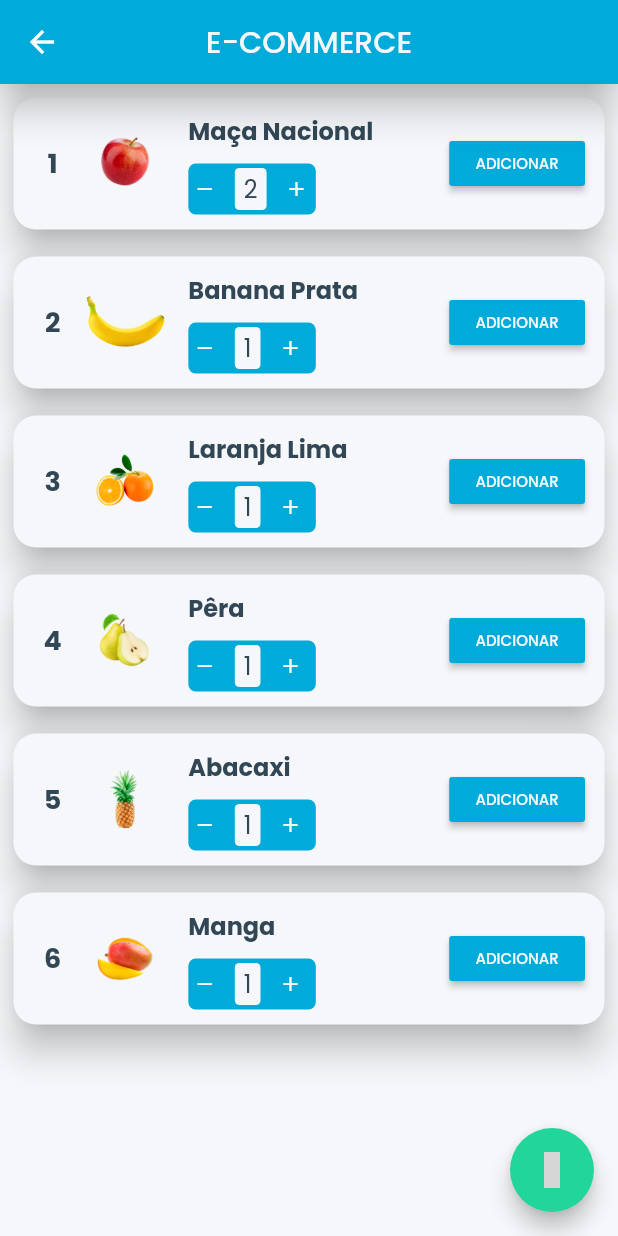
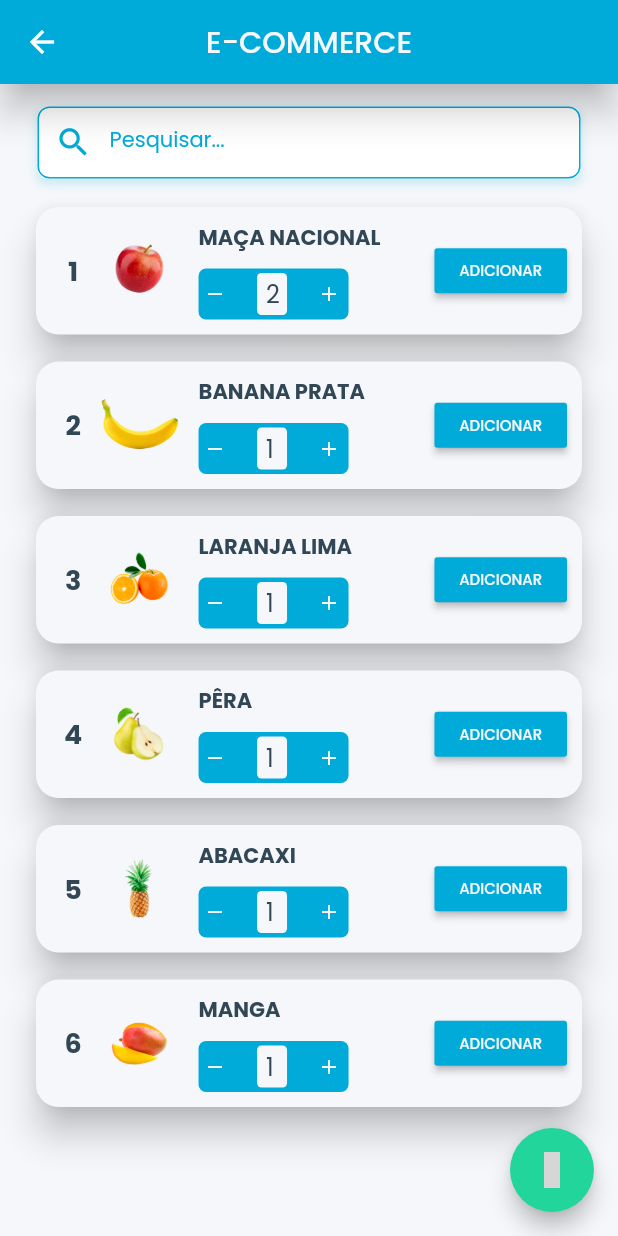
Before and after one commit to joaopaulonborges/desafioFramework, a Flutter app: the VwHome screen opened directly, after a tap on the "add" icon, on a phone screen of 412 x 824 dp. Run offline on Flutter 3.47's test engine with Material 2 defaults, Android fonts, the phone set to English and light mode, and no system bars; our stand-ins replace fluro, flutter_mobx, fluttertoast, get_it, material_design_icons_flutter, mobx and 1 more; missing offline and left inert: flutter_full_pdf_viewer; generated files the repository leaves out were written again; statements that could not run were skipped; grey boxes are pictures that could not be loaded.

Commit message:
segundo commit

```diff
--- a/lib/Controller/HomeController.dart
+++ b/lib/Controller/HomeController.dart
@@ -7,23 +7,35 @@ class HomeController = HomeControllerBase with _$HomeController;
 abstract class HomeControllerBase with Store {
 
   @observable
-  ObservableList<Produto> listaProdutos = new List<Produto>().asObservable();
+  List<Produto> listaProdutos = new List<Produto>();
 
   @observable
-  ObservableList<Produto> listaPesquisaProdutos = new List<Produto>().asObservable();
+  List<Produto> listaPesquisaProdutos = new List<Produto>();
 
   @action
   carregarProdutos() {
-    listaProdutos.add(new Produto("1", "Maça Nacional", "maca.png"));
-    listaProdutos.add(new Produto("2", "Banana Prata", "banana.png"));
-    listaProdutos.add(new Produto("3", "Laranja Lima", "laranja.png"));
-    listaProdutos.add(new Produto("4", "Pêra", "pera.png"));
-    listaProdutos.add(new Produto("5", "Abacaxi", "abacaxi.png"));
-    listaProdutos.add(new Produto("6", "Manga", "manga.png"));
+    listaProdutos.add(new Produto("1", "MAÇA NACIONAL", "maca.png"));
+    listaProdutos.add(new Produto("2", "BANANA PRATA", "banana.png"));
+    listaProdutos.add(new Produto("3", "LARANJA LIMA", "laranja.png"));
+    listaProdutos.add(new Produto("4", "PÊRA", "pera.png"));
+    listaProdutos.add(new Produto("5", "ABACAXI", "abacaxi.png"));
+    listaProdutos.add(new Produto("6", "MANGA", "manga.png"));
+    listaPesquisaProdutos.addAll(listaProdutos);
   }
 
   @action
   pesquisarProduto(String value) {
-
+    List<Produto> lista = new List<Produto>();
+    if (value != "") {
+      for (var i in listaProdutos) {
+        if (i.nome.contains(value) || i.nome.contains(value.toUpperCase())) {
+          lista.add(i);
+        }
+      }
+      listaPesquisaProdutos = lista;
+    }
+    else {
+      listaPesquisaProdutos = listaProdutos;
+    }
   }
 }
--- a/lib/Util/Strings.dart
+++ b/lib/Util/Strings.dart
@@ -16,4 +16,7 @@ class Strings{
   static const tituloFalhaLogin = "Falha de login";
   static const subtituloFalhaLogin = "E-mail ou senha incorretos";
   static const labelCarrinhoVazio = "Carrinho vazio";
+  static const labelPesquisar = "Pesquisar...";
+  static const tituloFalhaCheckout = "Falha de checkout";
+  static const subtituloFalhaCheckout = "Seu carrinho está vazio";
 }
--- a/lib/Util/TamanhoFontes.dart
+++ b/lib/Util/TamanhoFontes.dart
@@ -14,7 +14,7 @@ class TamanhoFontes {
   static double pequena(context) {
     return getValueForScreenType<double>(
       context: context,
-      mobile: 16,
+      mobile: 14,
       tablet: 14,
       desktop: 14,
     ).floorToDouble();
--- a/lib/View/VwCarrinho.dart
+++ b/lib/View/VwCarrinho.dart
@@ -3,6 +3,7 @@ import 'package:desafioframework/Controller/CarrinhoController.dart';
 import 'package:desafioframework/Util/Cores.dart';
 import 'package:desafioframework/Util/Strings.dart';
 import 'package:desafioframework/Util/TamanhoFontes.dart';
+import 'package:desafioframework/Widget/Alerta.dart';
 import 'package:desafioframework/Widget/CardCarrinho.dart';
 import 'package:flutter/cupertino.dart';
 import 'package:flutter/material.dart';
@@ -112,6 +113,9 @@ class _VwCarrinhoState extends State<VwCarrinho> {
           if(carrinhoController.listaItens.length != 0){
             await _pdfCheckout();
           }
+          else{
+            Alerta.exibirAlert(context, Strings.tituloFalhaCheckout, Strings.subtituloFalhaCheckout);
+          }
         },
         child: const Icon(
           MdiIcons.file,
--- a/lib/View/VwHome.dart
+++ b/lib/View/VwHome.dart
@@ -3,6 +3,7 @@ import 'package:desafioframework/Util/Cores.dart';
 import 'package:desafioframework/Util/Strings.dart';
 import 'package:desafioframework/Util/TamanhoFontes.dart';
 import 'package:desafioframework/Widget/CardProduto.dart';
+import 'package:desafioframework/Widget/InputComLabel.dart';
 import 'package:flutter/cupertino.dart';
 import 'package:flutter/material.dart';
 import 'package:flutter/services.dart';
@@ -17,6 +18,7 @@ class VwHome extends StatefulWidget {
 
 class _VwHomeState extends State<VwHome> {
   var homeController = GetIt.I.get<HomeController>();
+  TextEditingController _controller = TextEditingController();
 
   @override
   void initState() {
@@ -43,25 +45,47 @@ class _VwHomeState extends State<VwHome> {
         elevation: 10.0,
       ),
       body: SingleChildScrollView(
+        child: Padding(
+          padding: EdgeInsets.all(15.0),
           child: Column(
             mainAxisAlignment: MainAxisAlignment.start,
             crossAxisAlignment: CrossAxisAlignment.center,
             children: [
+              InputComLabel(
+                textInputType: TextInputType.text,
+                icone: Icons.search,
+                iconeSenha: false,
+                readOnly: false,
+                placeholder: null,
+                label: Strings.labelPesquisar,
+                tamanhoIcone: 25.0,
+                alterarTexto: (value) {
+                  homeController.pesquisarProduto(value);
+                },
+                controller: _controller,
+                habilitarInput: true,
+                senha: false,
+                textoErro: null,
+              ),
+              SizedBox(
+                height: 10.0,
+              ),
               Observer(builder: (_) {
                 return ListView.builder(
                   scrollDirection: Axis.vertical,
                   shrinkWrap: true,
                   physics: ScrollPhysics(),
-                itemCount: homeController.listaProdutos.length,
+                  itemCount: homeController.listaPesquisaProdutos.length,
                   itemBuilder: (context, index) {
                     return CardProduto(
-                    produto: homeController.listaProdutos[index],
+                      produto: homeController.listaPesquisaProdutos[index],
                       index: index,
                     );
                   },
                 );
               }),
             ],
+          ),
         ),
       ),
       floatingActionButton: FloatingActionButton(
--- a/lib/View/VwLogin.dart
+++ b/lib/View/VwLogin.dart
@@ -18,24 +18,19 @@ class _VwLoginState extends State<VwLogin> {
   var loginController = GetIt.I.get<LoginController>();
   TextEditingController emailController = TextEditingController();
   TextEditingController senhaController = TextEditingController();
+  bool _senhaVisivel;
+
+  @override
+  void initState() {
+    super.initState();
+    _senhaVisivel = true;
+  }
 
   @override
   Widget build(BuildContext context) {
     return Scaffold(
-      appBar: AppBar(
-        title: Text(
-          Strings.tituloTelaLogin,
-          style: TextStyle(
-            fontSize: TamanhoFontes.grande(context),
-            color: Cores.corFundo,
-          ),
-          overflow: TextOverflow.clip,
-        ),
-        centerTitle: true,
-        backgroundColor: Cores.corPrimaria,
-      ),
       body: Padding(
-        padding: EdgeInsets.all(10),
+        padding: EdgeInsets.all(10.0),
         child: Center(
           child: SingleChildScrollView(
             child: Column(
@@ -74,12 +69,25 @@ class _VwLoginState extends State<VwLogin> {
                 ),
                 Container(
                   padding: EdgeInsets.fromLTRB(10, 10, 10, 0),
-                  child: TextField(
-                    obscureText: true,
+                  child: TextFormField(
+                    obscureText: _senhaVisivel,
                     controller: senhaController,
                     decoration: InputDecoration(
                       border: OutlineInputBorder(),
                       labelText: Strings.labelLoginSenha,
+                      suffixIcon: IconButton(
+                        icon: Icon(
+                          _senhaVisivel ?
+                          Icons.visibility
+                          : Icons.visibility_off,
+                          color: Cores.corPrimaria,
+                        ),
+                        onPressed: () {
+                          setState(() {
+                            _senhaVisivel = !_senhaVisivel;
+                          });
+                        },
+                      ),
                     ),
                   ),
                 ),
@@ -89,8 +97,9 @@ class _VwLoginState extends State<VwLogin> {
                 Observer(builder: (_){
                   return loginController.loading ?
                     Container(
-                      constraints: BoxConstraints(maxHeight: 75),
-                      height: TamanhoTela.height(context, 0.2),
+                      height: 50,
+                      width: TamanhoTela.height(context, 0.8),
+                      padding: EdgeInsets.fromLTRB(10, 0, 10, 0),
                       child: Center(
                         child: CircularProgressIndicator(
                           valueColor: new AlwaysStoppedAnimation<Color>(Cores.corPrimaria),
--- a/lib/Widget/CardCarrinho.dart
+++ b/lib/Widget/CardCarrinho.dart
@@ -79,7 +79,7 @@ class _CardCarrinhoState extends State<CardCarrinho> {
                       height: 10.0,
                     ),
                     Container(
-                      width: 85.0,
+                      width: 100.0,
                       padding: EdgeInsets.all(3),
                       decoration: BoxDecoration(
                           borderRadius: BorderRadius.circular(5),
@@ -101,7 +101,8 @@ class _CardCarrinhoState extends State<CardCarrinho> {
                             ),
                           ),
                           Container(
-                            margin: EdgeInsets.symmetric(horizontal: 12),
+                            width: 20.0,
+                            margin: EdgeInsets.symmetric(horizontal: 20),
                             padding:
                             EdgeInsets.symmetric(horizontal: 6, vertical: 2),
                             decoration: BoxDecoration(
--- a/lib/Widget/CardProduto.dart
+++ b/lib/Widget/CardProduto.dart
@@ -80,7 +80,7 @@ class _CardProdutoState extends State<CardProduto> {
                       height: 10.0,
                     ),
                     Container(
-                      width: 85.0,
+                      width: 100.0,
                       padding: EdgeInsets.all(3),
                       decoration: BoxDecoration(
                           borderRadius: BorderRadius.circular(5),
@@ -102,7 +102,8 @@ class _CardProdutoState extends State<CardProduto> {
                             ),
                           ),
                           Container(
-                            margin: EdgeInsets.symmetric(horizontal: 12),
+                            width: 20.0,
+                            margin: EdgeInsets.symmetric(horizontal: 20),
                             padding:
                             EdgeInsets.symmetric(horizontal: 6, vertical: 2),
                             decoration: BoxDecoration(
@@ -143,7 +144,7 @@ class _CardProdutoState extends State<CardProduto> {
               Expanded(
                 child: Container(
                   height: 30,
-                  padding: EdgeInsets.fromLTRB(3, 0, 3, 0),
+                  padding: EdgeInsets.all(0.0),
                   child: RaisedButton(
                     textColor: Cores.corFundo,
                     color: Cores.corPrimaria,
--- /dev/null
+++ b/lib/Widget/InputComLabel.dart
@@ -0,0 +1,100 @@
+import 'package:desafioframework/Util/Cores.dart';
+import 'package:desafioframework/Util/TamanhoFontes.dart';
+import 'package:desafioframework/Widget/SombraCorPrimaria.dart';
+import 'package:flutter/material.dart';
+import 'package:flutter/widgets.dart';
+
+class InputComLabel extends StatefulWidget {
+  final String label;
+  final String placeholder;
+  final IconData icone;
+  final double tamanhoIcone;
+  final String textoErro;
+  final Function alterarTexto;
+  final bool habilitarInput;
+  final bool senha;
+  final bool iconeSenha;
+  final bool readOnly;
+  final FocusNode focusNode;
+  final TextInputType textInputType;
+  final TextEditingController controller;
+  const InputComLabel({Key key, this.label, this.placeholder, this.icone, this.tamanhoIcone, this.textoErro, this.alterarTexto, this.habilitarInput, this.senha, this.controller, this.iconeSenha, this.readOnly, this.focusNode, this.textInputType}) : super(key: key);
+
+  @override
+  _InputComLabelState createState() => _InputComLabelState();
+}
+
+class _InputComLabelState extends State<InputComLabel> {
+  bool focado = false;
+
+  @override
+  void initState() {
+    super.initState();
+  }
+
+  @override
+  Widget build(BuildContext context) {
+    return Padding(
+      padding: EdgeInsets.symmetric(horizontal: 10.0),
+      child: Column(
+        crossAxisAlignment: CrossAxisAlignment.start,
+        children: [
+          SombraCorPrimaria(
+            arredondamento: 6.0,
+            child: TextField(
+              keyboardType: this.widget.textInputType,
+              showCursor: true,
+              readOnly: this.widget.readOnly,
+              autofocus: false,
+              focusNode: this.widget.focusNode,
+              textInputAction: TextInputAction.done,
+              controller: this.widget.controller ?? null,
+              enabled: this.widget.habilitarInput,
+              style: TextStyle(fontSize: TamanhoFontes.pequena(context)),
+              onChanged: (value) => this.widget.alterarTexto(value),
+              textAlignVertical: TextAlignVertical.center,
+              decoration: InputDecoration(
+                contentPadding: EdgeInsets.only(left: 10.0),
+                labelText: this.widget.label ?? null,
+                labelStyle: TextStyle(
+                  fontSize: TamanhoFontes.pequena(context),
+                  height: focado ? 0.5 : null,
+                  fontWeight: focado ? FontWeight.w500 : FontWeight.w400,
+                  color: Cores.corPrimaria,
+                ),
+                prefixIcon: this.widget.icone != null
+                    ? Icon(this.widget.icone,
+                    color: focado
+                        ? Cores.corPrimaria
+                        : Cores.corPrimaria,
+                    size: this.widget.tamanhoIcone)
+                    : null,
+                focusedBorder: border(context, 1.0),
+                enabledBorder: border(context, 1.0),
+                border: border(context, 1.0),
+                hintText: this.widget.placeholder ?? null,
+                errorStyle: TextStyle(fontSize: TamanhoFontes.micro(context)),
+                errorBorder: border(context, 0.5),
+                focusedErrorBorder: border(context, 1.0),
+                hintStyle: TextStyle(
+                  fontSize: TamanhoFontes.pequena(context),
+                  fontWeight: FontWeight.w400,
+                  color: Cores.corPrimaria,
+                ),
+              ),
+            ),
+          ),
+        ],
+      ),
+    );
+  }
+
+  OutlineInputBorder border(BuildContext context, double tamanhoBorda) =>
+      OutlineInputBorder(
+        borderRadius: BorderRadius.all(Radius.circular(8.0)),
+        borderSide: BorderSide(
+          width: tamanhoBorda,
+          color: Cores.corPrimaria,
+        ),
+      );
+}
--- /dev/null
+++ b/lib/Widget/SombraCorPrimaria.dart
@@ -0,0 +1,28 @@
+import 'package:flutter/material.dart';
+import 'package:flutter/widgets.dart';
+
+class SombraCorPrimaria extends StatelessWidget {
+  final Widget child;
+  final double arredondamento;
+  const SombraCorPrimaria({Key key, this.child, this.arredondamento})
+      : super(key: key);
+
+  @override
+  Widget build(BuildContext context) {
+    return Container(
+      decoration: BoxDecoration(
+        color: Colors.white,
+        borderRadius: BorderRadius.all(Radius.circular(this.arredondamento)),
+        boxShadow: [
+          BoxShadow(
+            color: Theme.of(context).primaryColor.withOpacity(0.16),
+            spreadRadius: 1,
+            blurRadius: 4,
+            offset: Offset(0, 3), // changes position of shadow
+          ),
+        ],
+      ),
+      child: this.child,
+    );
+  }
+}
```
Also changed, not shown: lib/Controller/CarrinhoController.g.dart, lib/Controller/HomeController.g.dart. Lines whose indentation alone changed are shown as unchanged.
